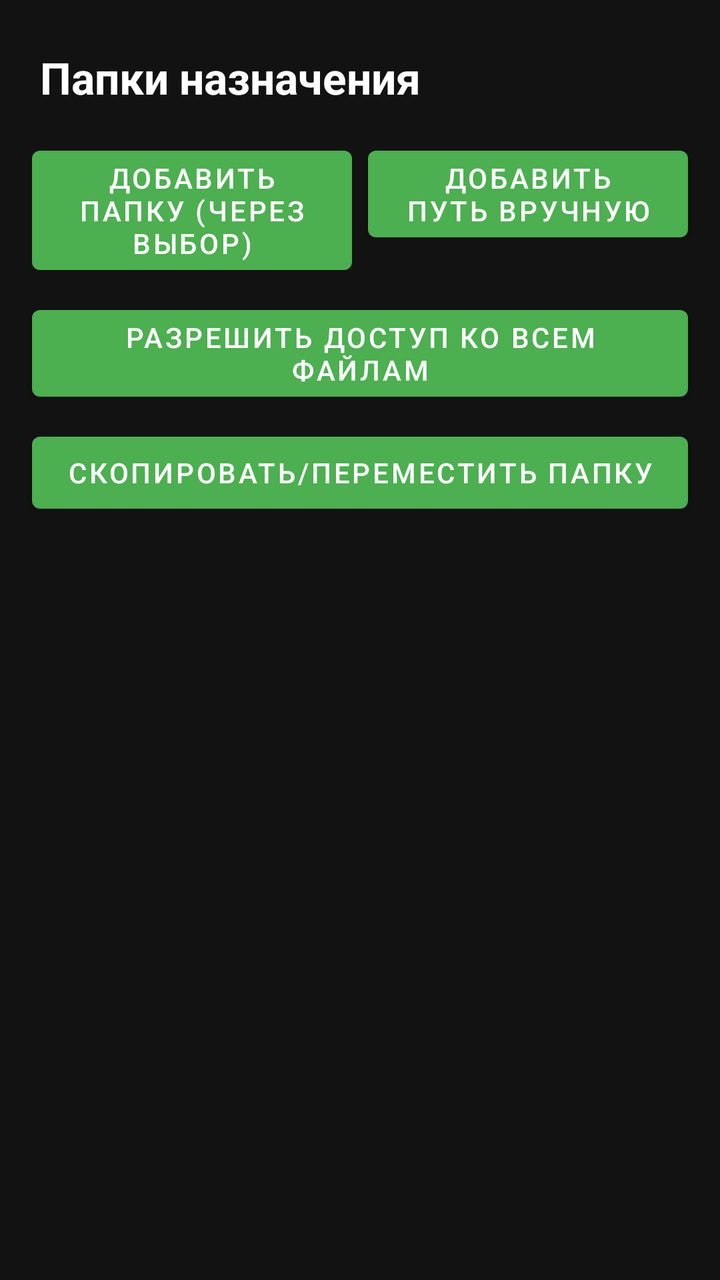
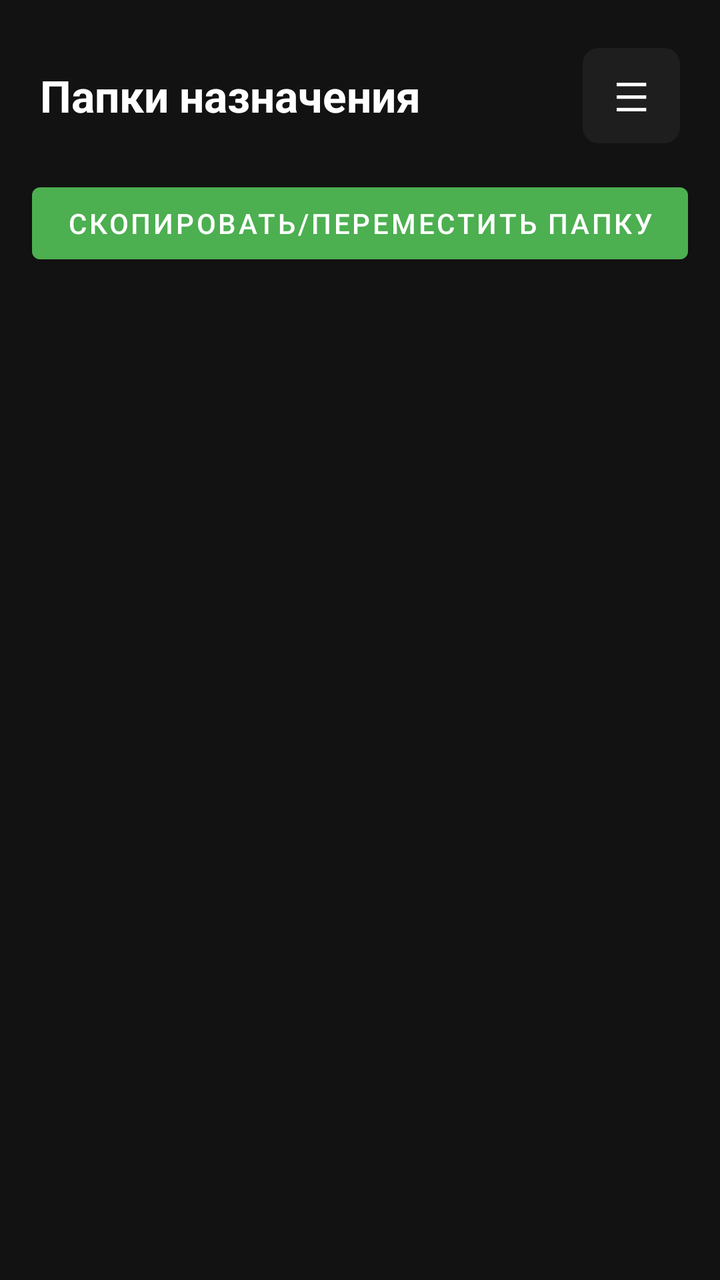

Two renders of the same Android screen: before a commit and after it. Below are the layout's source before the change and the commit's diff.
<!-- AndroidManifest.xml: activity theme Theme.ShareCopy -->
<!-- res/layout/activity_main.xml -->
<?xml version="1.0" encoding="utf-8"?>
<LinearLayout xmlns:android="http://schemas.android.com/apk/res/android"
    android:layout_width="match_parent"
    android:layout_height="match_parent"
    android:orientation="vertical"
    android:background="@color/bg"
    android:paddingTop="24dp">

    <TextView
        android:layout_width="wrap_content"
        android:layout_height="wrap_content"
        android:layout_marginHorizontal="20dp"
        android:text="@string/title_destinations"
        android:textColor="@color/text_primary"
        android:textSize="22sp"
        android:textStyle="bold" />

    <LinearLayout
        android:layout_width="match_parent"
        android:layout_height="wrap_content"
        android:orientation="horizontal"
        android:paddingHorizontal="12dp"
        android:paddingTop="12dp">

        <Button
            android:id="@+id/btnAddSaf"
            android:layout_width="0dp"
            android:layout_height="wrap_content"
            android:layout_weight="1"
            android:layout_margin="4dp"
            android:focusable="true"
            android:text="@string/btn_add_saf" />

        <Button
            android:id="@+id/btnAddManual"
            android:layout_width="0dp"
            android:layout_height="wrap_content"
            android:layout_weight="1"
            android:layout_margin="4dp"
            android:focusable="true"
            android:text="@string/btn_add_manual" />
    </LinearLayout>

    <Button
        android:id="@+id/btnAllFilesAccess"
        android:layout_width="match_parent"
        android:layout_height="wrap_content"
        android:layout_marginHorizontal="16dp"
        android:layout_marginTop="4dp"
        android:focusable="true"
        android:text="@string/btn_all_files_access" />

    <Button
        android:id="@+id/btnCopyFolder"
        android:layout_width="match_parent"
        android:layout_height="wrap_content"
        android:layout_marginHorizontal="16dp"
        android:layout_marginTop="8dp"
        android:focusable="true"
        android:text="@string/btn_copy_folder" />

    <TextView
        android:id="@+id/textEmpty"
        android:layout_width="match_parent"
        android:layout_height="wrap_content"
        android:layout_margin="20dp"
        android:text="@string/empty_list"
        android:textColor="@color/text_secondary"
        android:visibility="gone" />

    <androidx.recyclerview.widget.RecyclerView
        android:id="@+id/recyclerDestinations"
        android:layout_width="match_parent"
        android:layout_height="0dp"
        android:layout_weight="1"
        android:paddingTop="8dp"
        android:clipToPadding="false" />

</LinearLayout>
<!-- resources referenced by this layout -->
<resources>
  <color name="bg">#121212</color>
  <color name="text_primary">#FFFFFF</color>
  <color name="text_secondary">#AAAAAA</color>
  <string name="btn_add_manual">Добавить путь вручную</string>
  <string name="btn_add_saf">Добавить папку (через выбор)</string>
  <string name="btn_all_files_access">Разрешить доступ ко всем файлам</string>
  <string name="btn_copy_folder">Скопировать/переместить папку</string>
  <string name="empty_list">Список папок пуст. Добавьте хотя бы одну папку назначения.</string>
  <string name="title_destinations">Папки назначения</string>
  <style name="Theme.ShareCopy" parent="Theme.MaterialComponents.DayNight.NoActionBar">
          <item name="colorPrimary">@color/accent</item>
          <item name="colorPrimaryDark">@color/bg</item>
          <item name="colorAccent">@color/accent</item>
          <item name="android:windowBackground">@color/bg</item>
      </style>
  <color name="accent">#4CAF50</color>
</resources>

<!-- the commit's change to res/layout/activity_main.xml (unified diff, before → after) -->
@@ -6,56 +6,43 @@
     android:background="@color/bg"
     android:paddingTop="24dp">
 
-    <TextView
-        android:layout_width="wrap_content"
-        android:layout_height="wrap_content"
-        android:layout_marginHorizontal="20dp"
-        android:text="@string/title_destinations"
-        android:textColor="@color/text_primary"
-        android:textSize="22sp"
-        android:textStyle="bold" />
-
     <LinearLayout
         android:layout_width="match_parent"
         android:layout_height="wrap_content"
         android:orientation="horizontal"
-        android:paddingHorizontal="12dp"
-        android:paddingTop="12dp">
+        android:gravity="center_vertical"
+        android:paddingHorizontal="20dp">
 
-        <Button
-            android:id="@+id/btnAddSaf"
+        <TextView
             android:layout_width="0dp"
             android:layout_height="wrap_content"
             android:layout_weight="1"
-            android:layout_margin="4dp"
+            android:text="@string/title_destinations"
+            android:textColor="@color/text_primary"
+            android:textSize="22sp"
+            android:textStyle="bold" />
+
+        <TextView
+            android:id="@+id/btnMenu"
+            android:layout_width="wrap_content"
+            android:layout_height="wrap_content"
+            android:background="@drawable/focusable_row_bg"
+            android:paddingHorizontal="16dp"
+            android:paddingVertical="10dp"
             android:focusable="true"
-            android:text="@string/btn_add_saf" />
-
-        <Button
-            android:id="@+id/btnAddManual"
-            android:layout_width="0dp"
-            android:layout_height="wrap_content"
-            android:layout_weight="1"
-            android:layout_margin="4dp"
-            android:focusable="true"
-            android:text="@string/btn_add_manual" />
+            android:clickable="true"
+            android:contentDescription="@string/btn_menu"
+            android:text="☰"
+            android:textColor="@color/text_primary"
+            android:textSize="20sp" />
     </LinearLayout>
-
-    <Button
-        android:id="@+id/btnAllFilesAccess"
-        android:layout_width="match_parent"
-        android:layout_height="wrap_content"
-        android:layout_marginHorizontal="16dp"
-        android:layout_marginTop="4dp"
-        android:focusable="true"
-        android:text="@string/btn_all_files_access" />
 
     <Button
         android:id="@+id/btnCopyFolder"
         android:layout_width="match_parent"
         android:layout_height="wrap_content"
         android:layout_marginHorizontal="16dp"
-        android:layout_marginTop="8dp"
+        android:layout_marginTop="16dp"
         android:focusable="true"
         android:text="@string/btn_copy_folder" />
 
<!-- resource entries referenced after the edit -->
@@ -3,10 +3,30 @@
   <color name="bg">#121212</color>
   <color name="text_primary">#FFFFFF</color>
   <color name="text_secondary">#AAAAAA</color>
-  <string name="btn_add_manual">Добавить путь вручную</string>
-  <string name="btn_add_saf">Добавить папку (через выбор)</string>
-  <string name="btn_all_files_access">Разрешить доступ ко всем файлам</string>
+  <!-- drawable focusable_row_bg (drawable) -->
+  <?xml version="1.0" encoding="utf-8"?>
+  <selector xmlns:android="http://schemas.android.com/apk/res/android">
+      <item android:state_focused="true">
+          <shape android:shape="rectangle">
+              <solid android:color="@color/focus_highlight" />
+              <corners android:radius="8dp" />
+          </shape>
+      </item>
+      <item android:state_pressed="true">
+          <shape android:shape="rectangle">
+              <solid android:color="@color/focus_highlight" />
+              <corners android:radius="8dp" />
+          </shape>
+      </item>
+      <item>
+          <shape android:shape="rectangle">
+              <solid android:color="@color/surface" />
+              <corners android:radius="8dp" />
+          </shape>
+      </item>
+  </selector>
   <string name="btn_copy_folder">Скопировать/переместить папку</string>
+  <string name="btn_menu">Меню</string>
   <string name="empty_list">Список папок пуст. Добавьте хотя бы одну папку назначения.</string>
   <string name="title_destinations">Папки назначения</string>
   <style name="Theme.ShareCopy" parent="Theme.MaterialComponents.DayNight.NoActionBar">
@@ -15,6 +35,8 @@
           <item name="colorAccent">@color/accent</item>
           <item name="android:windowBackground">@color/bg</item>
       </style>
+  <color name="focus_highlight">#2E7D32</color>
+  <color name="surface">#1E1E1E</color>
   <color name="accent">#4CAF50</color>
 </resources>
 
